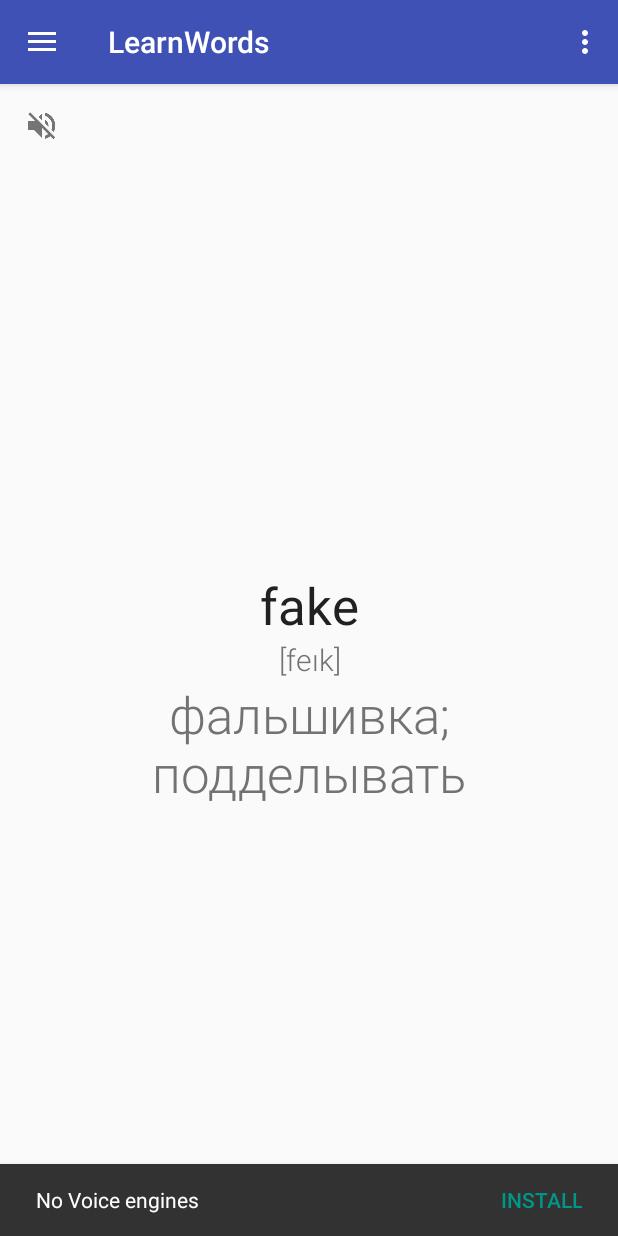
After one commit to tepikin/LearnWordsAndroid, an Android app: the fragment CheckWordsFragment placed in its activity, on a phone screen of 412 x 824 dp. The commit adds this screen. Run offline under Robolectric (Android 15) with nearby library versions, the phone set to English and light mode, and no system bars.

Commit message:
Check words added

```diff
--- a/app/src/main/java/ru/lazard/learnwords/ui/activities/main/MainActivity.java
+++ b/app/src/main/java/ru/lazard/learnwords/ui/activities/main/MainActivity.java
@@ -17,6 +17,7 @@
 import ru.lazard.learnwords.R;
 import ru.lazard.learnwords.speach.TTS;
 import ru.lazard.learnwords.ui.BaseActivity;
+import ru.lazard.learnwords.ui.fragments.check.CheckWordsFragment;
 import ru.lazard.learnwords.ui.fragments.learn.LearnFragment;
 import ru.lazard.learnwords.ui.fragments.preferences.SettingsFragment;
 import ru.lazard.learnwords.ui.fragments.wordsList.WordsListFragment;
@@ -112,6 +113,8 @@
 
         if (id == R.id.nav_learnWords) {
             addFragment(new LearnFragment(), true);
+        } else if (id == R.id.nav_checkWords) {
+            addFragment(new CheckWordsFragment(), true);
         } else if (id == R.id.nav_settings) {
             addFragment(new SettingsFragment(), true);
         } else if (id == R.id.nav_wordsList) {
--- /dev/null
+++ b/app/src/main/java/ru/lazard/learnwords/ui/fragments/check/CheckWordsFragment.java
@@ -0,0 +1,163 @@
+package ru.lazard.learnwords.ui.fragments.check;
+
+import android.animation.Animator;
+import android.os.Bundle;
+import android.os.Handler;
+import android.support.annotation.Nullable;
+import android.support.design.widget.FloatingActionButton;
+import android.support.v4.app.Fragment;
+import android.text.TextUtils;
+import android.view.LayoutInflater;
+import android.view.Menu;
+import android.view.MenuInflater;
+import android.view.View;
+import android.view.ViewGroup;
+import android.widget.ImageView;
+import android.widget.TextView;
+
+import ru.lazard.learnwords.R;
+import ru.lazard.learnwords.model.Word;
+import ru.lazard.learnwords.ui.activities.main.MainActivity;
+import ru.lazard.learnwords.utils.view.PlayPauseDrawable;
+
+/**
+ * Created by Egor on 02.06.2016.
+ */
+public class CheckWordsFragment extends Fragment implements View.OnClickListener {
+    private View baseLayout;
+    private FloatingActionButton floatingActionButton;
+    private Animator pausePlayAnimator;
+    private PlayPauseDrawable playPauseDrawable;
+
+
+    private CheckWordsPresenter presenter;
+    private ImageView soundView;
+    private TextView transcriptionView;
+    private TextView translateView;
+    private Word word;
+    private TextView wordView;
+
+    public void blink() {
+        baseLayout.setSelected(true);
+        new Handler().postDelayed(new Runnable() {
+            @Override
+            public void run() {
+                baseLayout.setSelected(false);
+            }
+        }, 100l);
+    }
+
+    @Override
+    public void onClick(View v) {
+        if (floatingActionButton == v) {
+            presenter.onFloatingActionButtonClick();
+        }
+        if (soundView == v) {
+            presenter.onSoundViewClick();
+        }
+    }
+
+    @Override
+    public void onCreate(@Nullable Bundle savedInstanceState) {
+        super.onCreate(savedInstanceState);
+        setHasOptionsMenu(true);
+    }
+
+    @Override
+    public void onCreateOptionsMenu(Menu menu, MenuInflater inflater) {
+        inflater.inflate(R.menu.main2, menu);
+        super.onCreateOptionsMenu(menu, inflater);
+    }
+
+    @Nullable
+    @Override
+    public View onCreateView(LayoutInflater inflater, @Nullable ViewGroup container, @Nullable Bundle savedInstanceState) {
+
+        View view = super.onCreateView(inflater, container, savedInstanceState);
+
+        if (view == null) {
+            view = LayoutInflater.from(getContext()).inflate(R.layout.fragment_check, container, false);
+            baseLayout = view.findViewById(R.id.base_layout);
+            wordView = (TextView) view.findViewById(R.id.word);
+            translateView = (TextView) view.findViewById(R.id.translate);
+            transcriptionView = (TextView) view.findViewById(R.id.transcription);
+            soundView = (ImageView) view.findViewById(R.id.sound);
+
+            floatingActionButton = ((MainActivity) getActivity()).getFloatingActionButton();
+
+            floatingActionButton.setOnClickListener(this);
+            soundView.setOnClickListener(this);
+            floatingActionButton.setVisibility(View.VISIBLE);
+            playPauseDrawable = new PlayPauseDrawable(getContext());
+            playPauseDrawable.setPlay();
+            floatingActionButton.setImageDrawable(playPauseDrawable);
+            setStatePause();
+            if (presenter == null) {
+                presenter = new CheckWordsPresenter(this);
+            } else {
+                presenter.restoreState();
+            }
+        }
+        return view;
+    }
+
+    @Override
+    public void onDestroy() {
+        presenter.onDestroy();
+        super.onDestroy();
+    }
+
+    @Override
+    public void onDetach() {
+        super.onDetach();
+        presenter.onDetach();
+    }
+
+
+
+    @Override
+    public void onResume() {
+        super.onResume();
+        ((MainActivity) getActivity()).getFloatingActionButton().hide();
+        ((MainActivity) getActivity()).setSelectedNavigationMenu(R.id.nav_checkWords);
+        presenter.onResume();
+    }
+
+    public void setSoundEnable(boolean isReadWords) {
+        soundView.setImageResource(isReadWords?R.drawable.ic_volume_up_grey600_24dp:R.drawable.ic_volume_off_grey600_24dp);
+    }
+
+
+    public void setStatePause() {
+        //floatingActionButton.setImageResource(android.R.drawable.ic_media_play);
+        if (pausePlayAnimator !=null){pausePlayAnimator.cancel();}
+        pausePlayAnimator = playPauseDrawable.getAnimatorToPlay();
+        pausePlayAnimator.start();
+    }
+
+    public void setStatePlay() {
+        if (pausePlayAnimator !=null){pausePlayAnimator.cancel();}
+        pausePlayAnimator = playPauseDrawable.getAnimatorToPause();
+        pausePlayAnimator.start();
+    }
+
+    public void showWord(Word randomWord) {
+        if (randomWord == null) {
+            randomWord = new Word("No words selected", "Выбирите слова для изучения");
+        }
+
+        String transcription = TextUtils.isEmpty(randomWord.getTranscription()) ? "" : ("[" + randomWord.getTranscription() + "]");
+
+        setNotNullText(wordView, randomWord.getWord());
+        setNotNullText(transcriptionView, transcription);
+        setNotNullText(translateView, randomWord.getTranslate());
+    }
+
+    private void setNotNullText(TextView textView, String text) {
+        if (TextUtils.isEmpty(text)) {
+            textView.setText("");
+        } else {
+            textView.setText(text);
+        }
+    }
+}
--- /dev/null
+++ b/app/src/main/java/ru/lazard/learnwords/ui/fragments/check/CheckWordsPresenter.java
@@ -0,0 +1,195 @@
+package ru.lazard.learnwords.ui.fragments.check;
+
+import android.content.Context;
+import android.os.Handler;
+import android.os.Looper;
+import android.support.v4.app.Fragment;
+import android.support.v4.app.FragmentManager;
+
+import java.util.List;
+import java.util.Locale;
+import java.util.concurrent.atomic.AtomicBoolean;
+
+import ru.lazard.learnwords.model.Model;
+import ru.lazard.learnwords.model.Word;
+import ru.lazard.learnwords.speach.TTS;
+import ru.lazard.learnwords.ui.activities.main.MainActivity;
+import ru.lazard.learnwords.ui.fragments.preferences.Settings;
+
+
+public class CheckWordsPresenter implements FragmentManager.OnBackStackChangedListener {
+    public static final String KEY_WORD_ID = "Word_ID";
+    private final CheckWordsFragment fragment;
+    private final Context context;
+    private AtomicBoolean cancelSync = new AtomicBoolean(false);
+    private Handler handler;
+    private boolean isPlay;
+    private Word randomWord;
+    private Settings settings;
+    private Runnable playProcess = new Runnable() {
+        @Override
+        public void run() {
+
+            doStep();
+        }
+    };
+
+    public CheckWordsPresenter(CheckWordsFragment mainActivity) {
+        this.fragment = mainActivity;
+        context = fragment.getContext();
+        settings = new Settings(context);
+        handler = new Handler(Looper.getMainLooper());
+        fragment.getActivity().getSupportFragmentManager().addOnBackStackChangedListener(this);
+    }
+
+    public void doStep() {
+
+        randomWord = Model.getInstance().getRandomWordForLearning();
+
+        startWord(randomWord);
+    }
+
+    @Override
+    public void onBackStackChanged() {
+        List<Fragment> fragments = fragment.getActivity().getSupportFragmentManager().getFragments();
+        if (fragments!=null&&fragments.size()>0){
+            Fragment topFragment = fragments.get(fragments.size() - 1);
+            if (topFragment!=fragment&&isPlay){
+                pause();
+            }
+        }
+    }
+
+    public void onDestroy() {
+        pause();
+        fragment.getActivity().getSupportFragmentManager().removeOnBackStackChangedListener(this);
+    }
+
+    public void onDetach() {
+        pause();
+    }
+
+    public void onFloatingActionButtonClick() {
+        if (isPlay) {
+            pause();
+            return;
+        }
+        if (settings.isAutoWordsSwitch()) {
+            play();
+        } else {
+            doStep();
+        }
+    }
+
+
+
+    public void onResume() {
+        restoreState();
+    }
+
+    public void onSoundViewClick() {
+        boolean isReadWords = !settings.isReadWords();
+        settings.setReadWords(isReadWords);
+        fragment.setSoundEnable(isReadWords);
+        cancelSync.set(true);
+        cancelSync = new AtomicBoolean(false);
+        getTts().stop();
+
+    }
+
+    public void onStatusViewClick() {
+        if (randomWord != null) {
+            if (randomWord.getStatus() == Word.STATUS_NONE || randomWord.getStatus() == Word.STATUS_LEARN) {
+                randomWord.setStatus(Word.STATUS_CHECK_1);
+            } else {
+                randomWord.setStatus(Word.STATUS_LEARN);
+            }
+        }
+    }
+
+    public void play() {
+        pause();
+        this.isPlay = true;
+        startWord(randomWord);//doStep();
+
+        fragment.setStatePlay();
+    }
+
+    public void restoreState() {
+        if (randomWord == null) {
+            randomWord = Model.getInstance().getRandomWordForLearning();
+        }
+        fragment.showWord(randomWord);
+        if (isPlay){
+            fragment.setStatePlay();
+        }else{
+            fragment.setStatePause();
+        }
+        fragment.setSoundEnable(settings.isReadWords());
+
+    }
+
+
+    private void onStepDone() {
+        if (isPlay) {
+            int delayMillis = settings.delayBetweenWords() * 1000 + 500;
+            handler.postDelayed(playProcess, delayMillis);
+        }
+    }
+
+    public void pause() {
+        this.isPlay = false;
+        cancelSync.set(true);
+        cancelSync = new AtomicBoolean(false);
+        handler.removeCallbacks(playProcess);
+        getTts().stop();
+        fragment.setStatePause();
+    }
+
+
+    private void playWord(final Word randomWord, final Runnable callback) {
+        if (randomWord == null) {
+            if (callback != null) callback.run();
+            return;
+        }
+        final AtomicBoolean cancel = cancelSync;
+        getTts().speak(randomWord.getWord(), settings.speedReadWords(), Locale.ENGLISH, new Runnable() {
+            @Override
+            public void run() {
+                if (cancel.get()) {
+                    if (callback != null) callback.run();
+                    return;
+                }
+                if (!settings.isReadTranslate()) {
+                    if (callback != null) callback.run();
+                    return;
+                }
+                getTts().speak(randomWord.getTranslate(), settings.speedReadTranslate(), null, callback);
+            }
+        });
+    }
+
+    private TTS getTts() {
+        return ((MainActivity) context).getTts();
+    }
+
+    private void startWord(Word randomWord) {
+        fragment.showWord(randomWord);
+        if (randomWord == null) {
+            return;
+        }
+        if (settings.isBlinkEnable()) {
+            fragment.blink();
+        }
+        if (settings.isReadWords()) {
+            playWord(randomWord, new Runnable() {
+                @Override
+                public void run() {
+                    onStepDone();
+                }
+            });
+        } else {
+            onStepDone();
+        }
+    }
+}
--- /dev/null
+++ b/app/src/main/res/layout/fragment_check.xml
@@ -0,0 +1,76 @@
+<?xml version="1.0" encoding="utf-8"?>
+<FrameLayout
+    android:id="@+id/base_layout"
+    xmlns:android="http://schemas.android.com/apk/res/android"
+    xmlns:tools="http://schemas.android.com/tools"
+    android:layout_width="match_parent"
+    android:layout_height="match_parent"
+    android:background="@drawable/bg_main_activity"
+    android:keepScreenOn="true"
+    android:orientation="vertical"
+    tools:context=".ui.activities.main.MainActivity"
+    xmlns:app="http://schemas.android.com/apk/res-auto">
+
+
+    <android.support.v7.widget.LinearLayoutCompat
+        android:layout_width="match_parent"
+        android:layout_height="match_parent"
+        android:keepScreenOn="true"
+        android:orientation="vertical"
+        >
+
+        <android.support.v7.widget.AppCompatTextView
+            android:id="@+id/word"
+            android:layout_width="match_parent"
+            android:layout_height="0dp"
+            android:layout_weight="1"
+            android:gravity="center_horizontal|bottom"
+            android:paddingLeft="16dp"
+            android:paddingRight="16dp"
+            android:text="Hello World!"
+            android:textAppearance="@style/TextAppearance.AppCompat.Display1"
+            android:textColor="@color/colorPrimaryText"/>
+
+        <android.support.v7.widget.AppCompatTextView
+            android:id="@+id/transcription"
+            android:layout_width="match_parent"
+            android:layout_height="wrap_content"
+            android:fontFamily="sans-serif-light"
+            android:gravity="center_horizontal|top"
+            android:paddingLeft="16dp"
+            android:paddingRight="16dp"
+            android:text="[Hello World!]"
+            android:textAppearance="@style/TextAppearance.AppCompat.Title"
+            android:textColor="@color/colorSecondaryText"/>
+
+        <android.support.v7.widget.AppCompatTextView
+            android:id="@+id/translate"
+            android:layout_width="match_parent"
+            android:layout_height="0dp"
+            android:layout_weight="1"
+            android:fontFamily="sans-serif-light"
+            android:gravity="center_horizontal|top"
+            android:paddingLeft="16dp"
+            android:paddingRight="16dp"
+            android:text="Hello World!"
+            android:textAppearance="@style/TextAppearance.AppCompat.Display1"
+            android:textColor="@color/colorSecondaryText"/>
+
+    </android.support.v7.widget.LinearLayoutCompat>
+
+
+    <android.support.v7.widget.AppCompatImageView
+        android:id="@+id/sound"
+        style="@style/Base.Widget.AppCompat.CompoundButton.CheckBox"
+        android:layout_width="wrap_content"
+        android:src="@drawable/ic_volume_up_grey600_24dp"
+        android:padding="16dp"
+        android:text=""
+        android:layout_gravity="top|left"
+        android:button="@drawable/ic_volume_up_grey600_24dp"
+        android:buttonTint="@color/colorSecondaryText"
+        app:buttonTint="@color/colorSecondaryText"
+        android:scaleType="centerInside"
+        android:layout_height="wrap_content"/>
+
+</FrameLayout>
--- a/app/src/main/res/menu/activity_main2_drawer.xml
+++ b/app/src/main/res/menu/activity_main2_drawer.xml
@@ -6,6 +6,10 @@
             android:id="@+id/nav_learnWords"
             android:icon="@drawable/ic_slideshow_black_24dp"
             android:title="@string/navigation_menu_learnWords"/>
+        <item
+            android:id="@+id/nav_checkWords"
+            android:icon="@drawable/ic_slideshow_black_24dp"
+            android:title="@string/navigation_menu_checkWords"/>
         <item
             android:id="@+id/nav_wordsList"
             android:icon="@drawable/ic_list_black_24dp"
--- a/app/src/main/res/values/strings.xml
+++ b/app/src/main/res/values/strings.xml
@@ -21,6 +21,7 @@
     <string name="navigation_menu_preferences">Settings</string>
     <string name="navigation_menu_wordsList">List of words</string>
     <string name="navigation_menu_learnWords">Learn words</string>
+    <string name="navigation_menu_checkWords">Check words</string>
 
 
     <!-- WordsList screen -->
```
